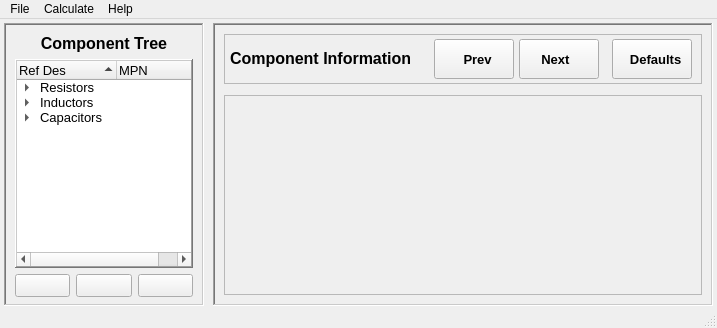
Above: ui/MainWindow.ui from RFrenchEE/EPSAWizard before the change. Below: the same form after it.
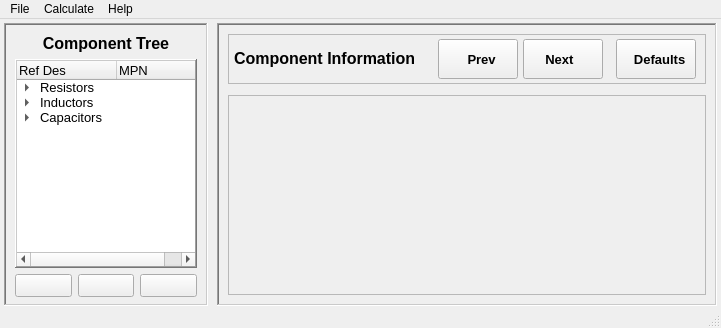
That is the form after the change.

Patch:
```diff
--- a/ui/MainWindow.ui
+++ b/ui/MainWindow.ui
@@ -6,7 +6,7 @@
    <rect>
     <x>0</x>
     <y>0</y>
-    <width>621</width>
+    <width>721</width>
     <height>326</height>
    </rect>
   </property>
@@ -157,7 +157,7 @@
           </size>
          </property>
          <property name="sortingEnabled">
-          <bool>true</bool>
+          <bool>false</bool>
          </property>
          <property name="animated">
           <bool>true</bool>
@@ -178,7 +178,7 @@
           <bool>false</bool>
          </attribute>
          <attribute name="headerShowSortIndicator" stdset="0">
-          <bool>true</bool>
+          <bool>false</bool>
          </attribute>
          <column>
           <property name="text">
@@ -825,7 +825,7 @@
     <rect>
      <x>0</x>
      <y>0</y>
-     <width>621</width>
+     <width>721</width>
      <height>17</height>
     </rect>
    </property>
```
Left out of the diff: 9 changed lines with no effect on the pictures.
